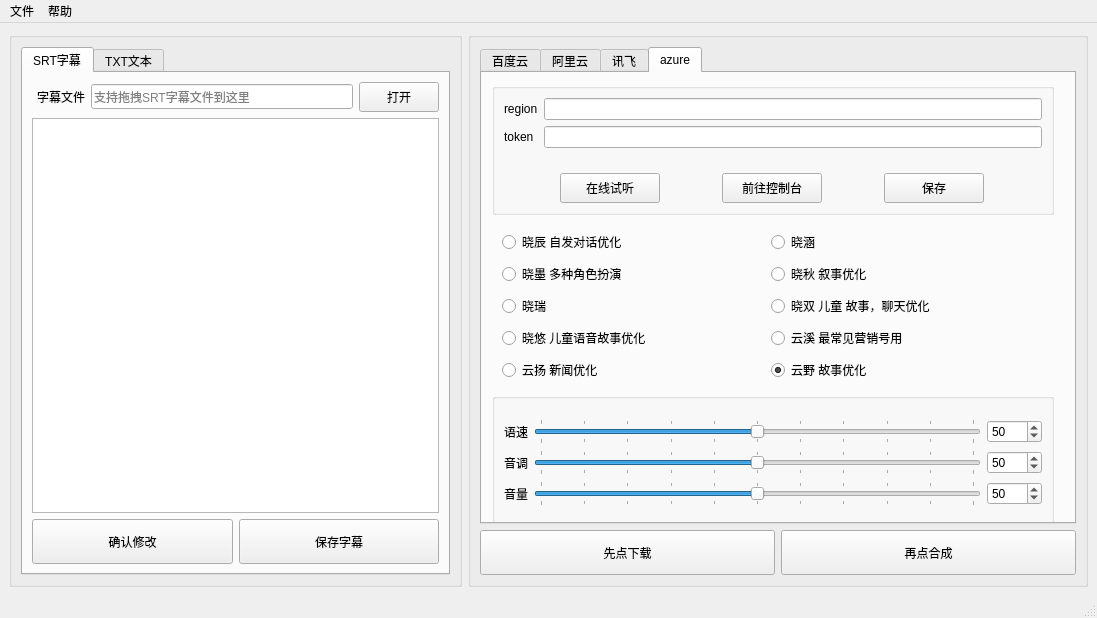
The window that mainwindow.ui (kizx/subtitle2audio) describes before a commit, drawn with Qt 5.
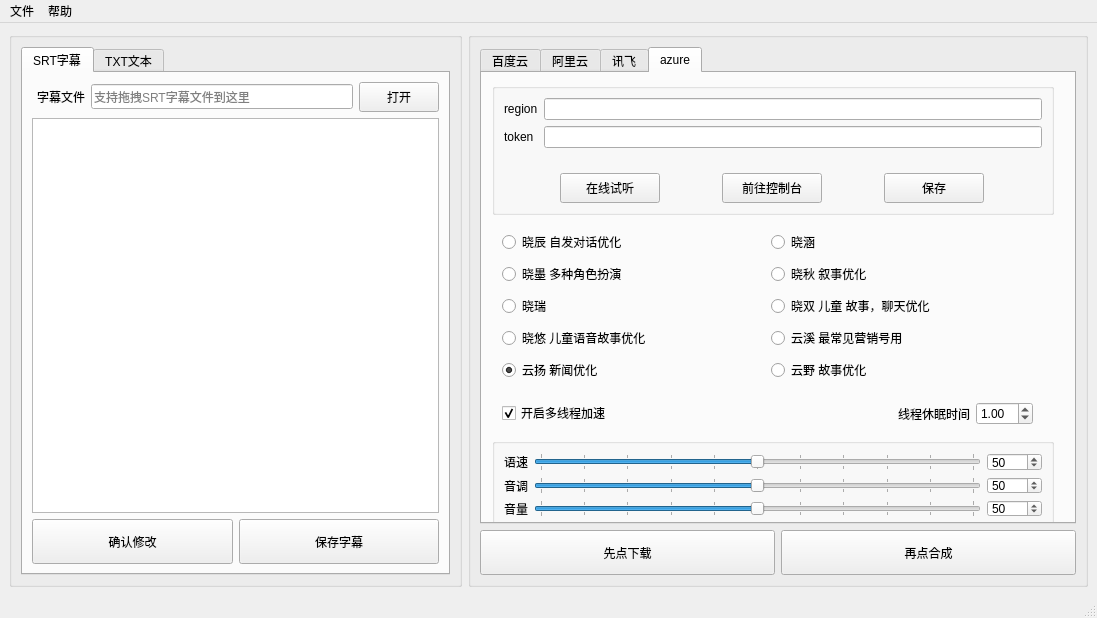
The same window after the commit. Custom widgets are drawn as their Qt base class.

Commit message: azu muiti thread

What changed in the file:
```diff
--- a/mainwindow.ui
+++ b/mainwindow.ui
@@ -2156,9 +2156,9 @@
            <property name="geometry">
             <rect>
              <x>10</x>
-             <y>320</y>
+             <y>365</y>
              <width>562</width>
-             <height>136</height>
+             <height>91</height>
             </rect>
            </property>
            <property name="title">
@@ -2361,6 +2361,9 @@
               <property name="text">
                <string>云扬 新闻优化</string>
               </property>
+              <property name="checked">
+               <bool>true</bool>
+              </property>
               <attribute name="buttonGroup">
                <string notr="true">per_azu</string>
               </attribute>
@@ -2466,7 +2469,7 @@
                <string>云野 故事优化</string>
               </property>
               <property name="checked">
-               <bool>true</bool>
+               <bool>false</bool>
               </property>
               <attribute name="buttonGroup">
                <string notr="true">per_azu</string>
@@ -2475,6 +2478,79 @@
             </item>
            </layout>
           </widget>
+          <widget class="QWidget" name="layoutWidget">
+           <property name="geometry">
+            <rect>
+             <x>20</x>
+             <y>320</y>
+             <width>531</width>
+             <height>41</height>
+            </rect>
+           </property>
+           <layout class="QHBoxLayout" name="horizontalLayout_27">
+            <item>
+             <widget class="QCheckBox" name="azu_multi">
+              <property name="text">
+               <string>开启多线程加速</string>
+              </property>
+              <property name="checked">
+               <bool>true</bool>
+              </property>
+             </widget>
+            </item>
+            <item>
+             <spacer name="horizontalSpacer_2">
+              <property name="orientation">
+               <enum>Qt::Horizontal</enum>
+              </property>
+              <property name="sizeHint" stdset="0">
+               <size>
+                <width>40</width>
+                <height>20</height>
+               </size>
+              </property>
+             </spacer>
+            </item>
+            <item>
+             <widget class="QLabel" name="label_4">
+              <property name="sizePolicy">
+               <sizepolicy hsizetype="Minimum" vsizetype="Preferred">
+                <horstretch>0</horstretch>
+                <verstretch>0</verstretch>
+               </sizepolicy>
+              </property>
+              <property name="text">
+               <string>线程休眠时间</string>
+              </property>
+             </widget>
+            </item>
+            <item>
+             <widget class="QDoubleSpinBox" name="sleeptime_2">
+              <property name="sizePolicy">
+               <sizepolicy hsizetype="Minimum" vsizetype="Fixed">
+                <horstretch>0</horstretch>
+                <verstretch>0</verstretch>
+               </sizepolicy>
+              </property>
+              <property name="statusTip">
+               <string>越小越快，太快会被阿里限制发生下载错误</string>
+              </property>
+              <property name="minimum">
+               <double>0.500000000000000</double>
+              </property>
+              <property name="maximum">
+               <double>10.000000000000000</double>
+              </property>
+              <property name="singleStep">
+               <double>0.050000000000000</double>
+              </property>
+              <property name="value">
+               <double>1.000000000000000</double>
+              </property>
+             </widget>
+            </item>
+           </layout>
+          </widget>
          </widget>
         </widget>
        </item>
```
Left out of the diff: 2 changed lines with no effect on the pictures. The commit also changes 2 other files.
